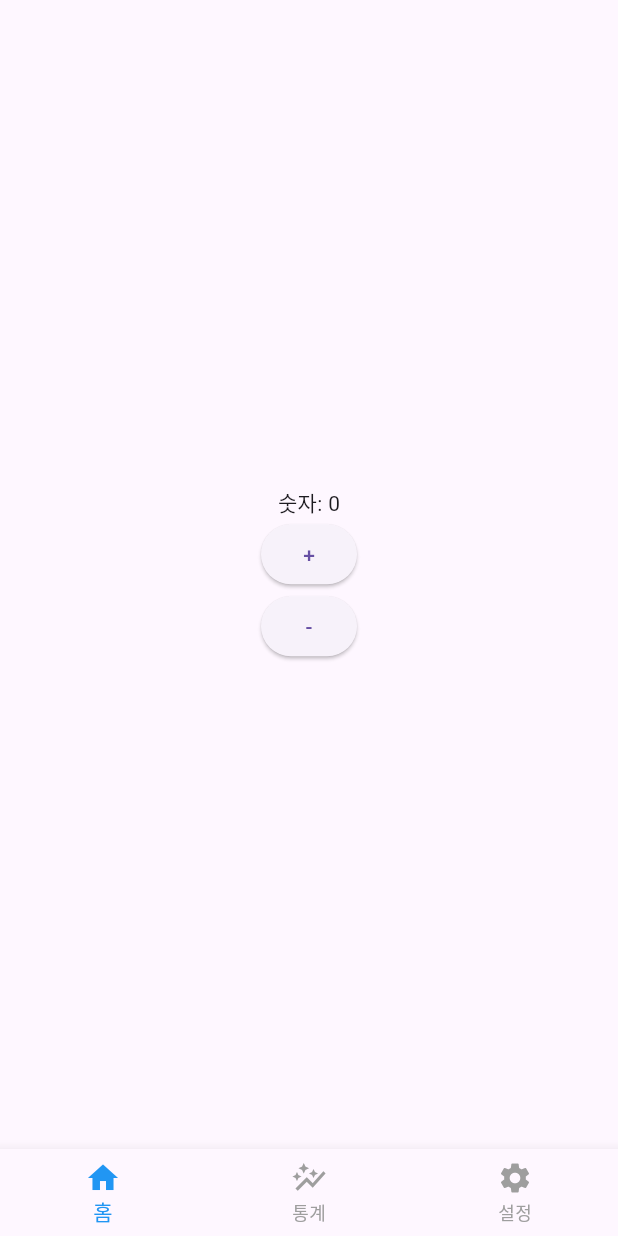
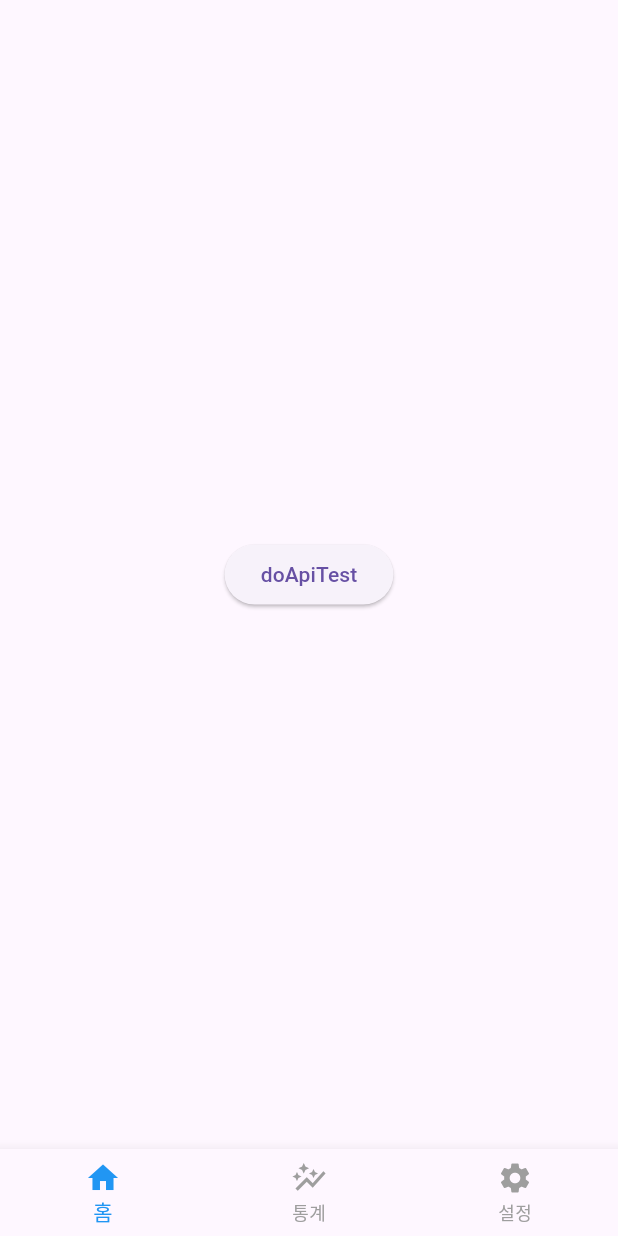
Before and after one commit to leafdesk/lifelog, a Flutter app: the screen it shows after launch, on a phone screen of 412 x 824 dp. Run offline on Flutter 3.47's test engine with Material 3 defaults, Android fonts, the phone set to English and light mode, and no system bars; our stand-ins replace dio, fl_chart, freezed_annotation, get, logger, pretty_dio_logger and 2 more; generated files the repository leaves out were written again.

Commit message:
:construction: [WIP] Home 페이지 작업 중
home_screen.dart, home_controller.dart 작업 중.

```diff
--- a/lib/screens/home/home_controller.dart
+++ b/lib/screens/home/home_controller.dart
@@ -1,23 +1,41 @@
 import 'package:get/get.dart';
 import 'package:lifelog/models/user/user_model.dart';
-import 'package:lifelog/repositories/_repository.dart';
+import 'package:lifelog/repositories/user_repository.dart';
 import 'package:lifelog/utils/data_state.dart';
 import 'package:flutter/material.dart';
+import 'package:lifelog/utils/log_util.dart';
 
 class HomeController extends GetxController {
+  static String tag = "HomeController";
   static HomeController get to => Get.find();
+  UserRepository userRepository = UserRepository();
 
   /// 숫자.
+  ///
+  ///
   RxInt number = 0.obs;
 
   /// 숫자 증가.
+  ///
+  ///
   void increaseNumber() {
+    LogUtil.d(tag, "increaseNumber.");
     number.value++;
   }
 
   /// 숫자 감소.
+  ///
+  ///
   void decreaseNumber() {
     number.value--;
+  }
+
+  /// API 테스트 수행.
+  ///
+  ///
+  void doApiTest() {
+    var user = userRepository.getUser(1);
+    LogUtil.d(tag, "doApiTest. user: $user");
   }
 }
 
--- a/lib/screens/home/home_screen.dart
+++ b/lib/screens/home/home_screen.dart
@@ -17,15 +17,18 @@ class _HomeScreenState extends State<HomeScreen> {
   Widget build(BuildContext context) {
     return Scaffold(
       body: Obx(() {
-        return Center(child: numberControl(homeController: _homeController));
+        return Center(child: apiTestButton(homeController: _homeController));
       }),
     );
   }
 }
 
 /// 숫자 컨트롤 위젯.
+///
+///
 Widget numberControl({required HomeController homeController}) {
-  return Column(
+  return Obx(() {
+    Column(
       mainAxisAlignment: MainAxisAlignment.center,
       children: [
         Text('숫자: ${homeController.number.value}'),
@@ -41,6 +44,24 @@ Widget numberControl({required HomeController homeController}) {
           },
           child: const Text('-'),
         ),
+      ],
+    );
+  });
+}
+
+/// API 테스트 버튼.
+///
+///
+Widget apiTestButton({required HomeController homeController}) {
+  return Column(
+    mainAxisAlignment: MainAxisAlignment.center,
+    children: [
+      ElevatedButton(
+        onPressed: () {
+          homeController.doApiTest();
+        },
+        child: const Text('doApiTest'),
+      )
     ],
   );
 }
```
Lines whose indentation alone changed are shown as unchanged.
